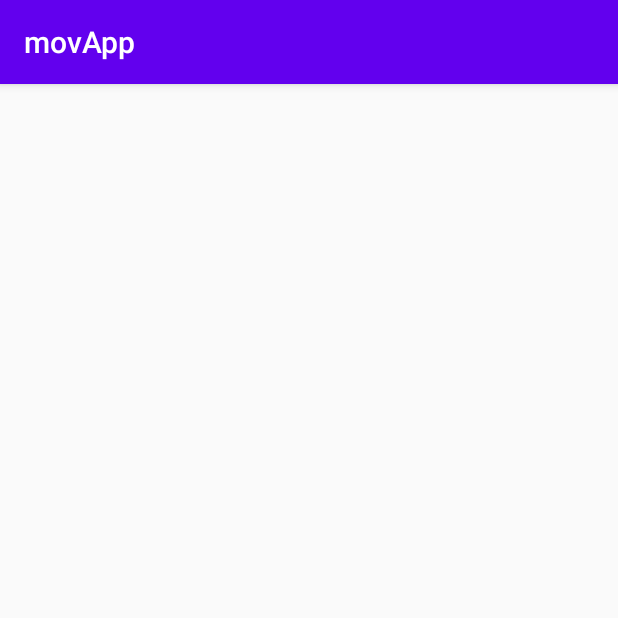
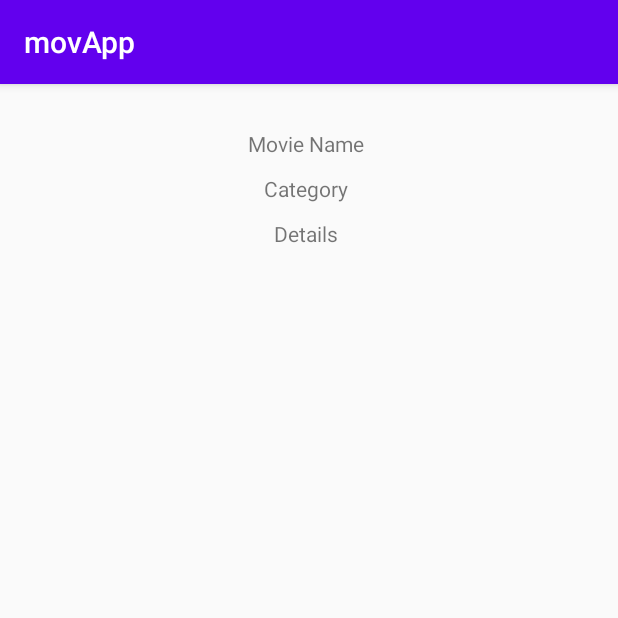
Before and after one commit to Odile078/movApp, an Android app: the WatchListActivity screen opened directly, with no data from a screen before it, on a phone screen of 412 x 824 dp, the top half of it. Run offline under Robolectric (Android 15) with nearby library versions, the phone set to English and light mode, and no system bars.

Commit message:
watch_list design

```diff
--- a/app/src/main/res/layout/activity_watch_list.xml
+++ b/app/src/main/res/layout/activity_watch_list.xml
@@ -1,9 +1,39 @@
 <?xml version="1.0" encoding="utf-8"?>
-<androidx.constraintlayout.widget.ConstraintLayout xmlns:android="http://schemas.android.com/apk/res/android"
+<RelativeLayout xmlns:android="http://schemas.android.com/apk/res/android"
     xmlns:app="http://schemas.android.com/apk/res-auto"
     xmlns:tools="http://schemas.android.com/tools"
     android:layout_width="match_parent"
     android:layout_height="match_parent"
     tools:context=".WatchListActivity">
+    <TextView
+        android:layout_width="wrap_content"
+        android:layout_height="wrap_content"
+        android:text="Movie Name "
+        android:id="@+id/movienameTextView"
+        android:layout_marginTop="30dp"
+        android:layout_marginBottom="40dp"
+        android:layout_centerVertical="true"
+        android:layout_centerHorizontal="true"
+        android:layout_alignParentTop="true"/>
+    <TextView
+        android:layout_width="wrap_content"
+        android:layout_height="wrap_content"
+        android:text="Category "
+        android:id="@+id/moviecategoryTextView"
+        android:layout_marginTop="60dp"
+        android:layout_marginBottom="60dp"
+        android:layout_centerVertical="true"
+        android:layout_centerHorizontal="true"
+        android:layout_alignParentTop="true"/>
+    <TextView
+        android:layout_width="wrap_content"
+        android:layout_height="wrap_content"
+        android:text="Details "
+        android:id="@+id/moviedetailTextView"
+        android:layout_marginTop="90dp"
+        android:layout_marginBottom="90dp"
+        android:layout_centerVertical="true"
+        android:layout_centerHorizontal="true"
+        android:layout_alignParentTop="true"/>
 
-</androidx.constraintlayout.widget.ConstraintLayout>
+</RelativeLayout>
```
